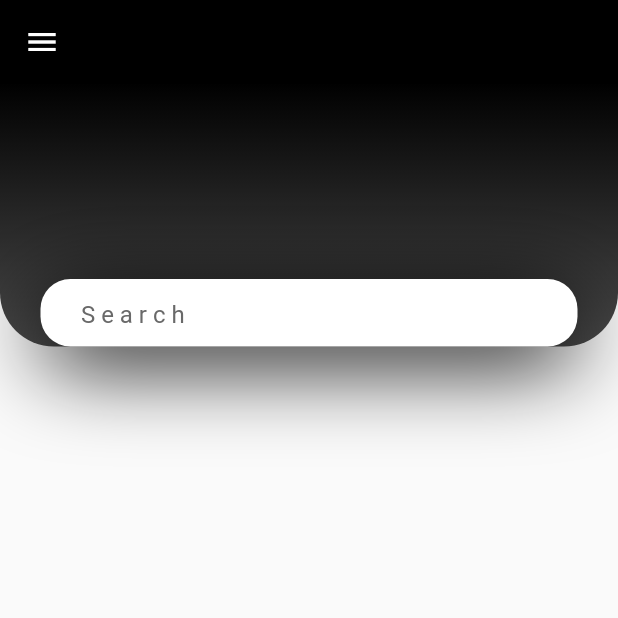
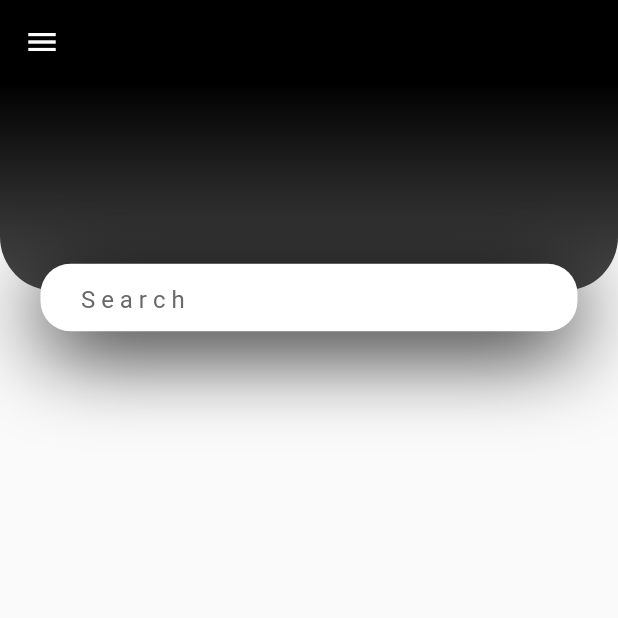
Before and after one commit to AgusDharmaUDEL93/job_dreamer, a Flutter app: the HomePage screen opened by its route, on a phone screen of 412 x 824 dp, the top half of it. Run offline on Flutter 3.47's test engine with Material 2 defaults, Android fonts, the phone set to English and light mode, and no system bars.

Commit message:
Refactor Body Code

```diff
--- a/lib/interface/home_page.dart
+++ b/lib/interface/home_page.dart
@@ -14,10 +14,25 @@ class HomePage extends StatelessWidget {
         backgroundColor: Colors.black,
         elevation: 0,
       ),
-      body: Stack(
-        children :[
+      body: const Body(),
+    );
+  }
+}
+
+class Body extends StatelessWidget {
+  const Body({Key? key}) : super(key: key);
+
+  @override
+  Widget build(BuildContext context) {
+    Size size = MediaQuery.of(context).size;
+    return Column(
+      children: [
+        SizedBox(
+          height: size.height *0.2,
+          child: Stack(
+            children: [
               Container(
-            height: 175,
+                height: size.height*0.2 -27,
                 decoration: const BoxDecoration(
                     gradient: LinearGradient(
                       begin: Alignment.topCenter,
@@ -56,7 +71,7 @@ class HomePage extends StatelessWidget {
                     decoration: const InputDecoration(
                         hintText: "S e a r c h",
                         hintStyle: TextStyle(
-                    color: Color(0xff696969)
+                          color: Color(0xff696969),
                         ),
                         enabledBorder: InputBorder.none,
                         focusedBorder: InputBorder.none
@@ -66,6 +81,8 @@ class HomePage extends StatelessWidget {
               ),
             ],
           ),
+        ),
+      ],
     );
   }
 }
--- a/pubspec.yaml
+++ b/pubspec.yaml
@@ -61,7 +61,8 @@ flutter:
   # assets:
   #   - images/a_dot_burr.jpeg
   #   - images/a_dot_ham.jpeg
-
+  assets:
+    - assets/img/
   # An image asset can refer to one or more resolution-specific "variants", see
   # https://flutter.dev/assets-and-images/#resolution-aware.
 
```
Also changed, not shown: pubspec.lock. Lines whose indentation alone changed are shown as unchanged.
